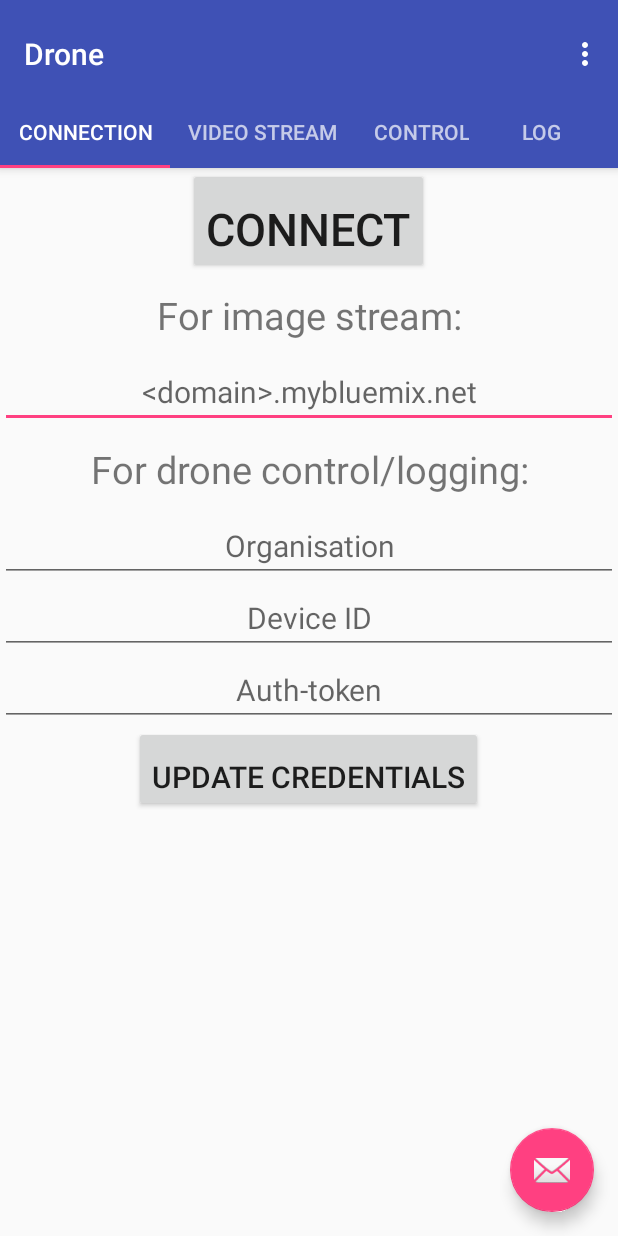
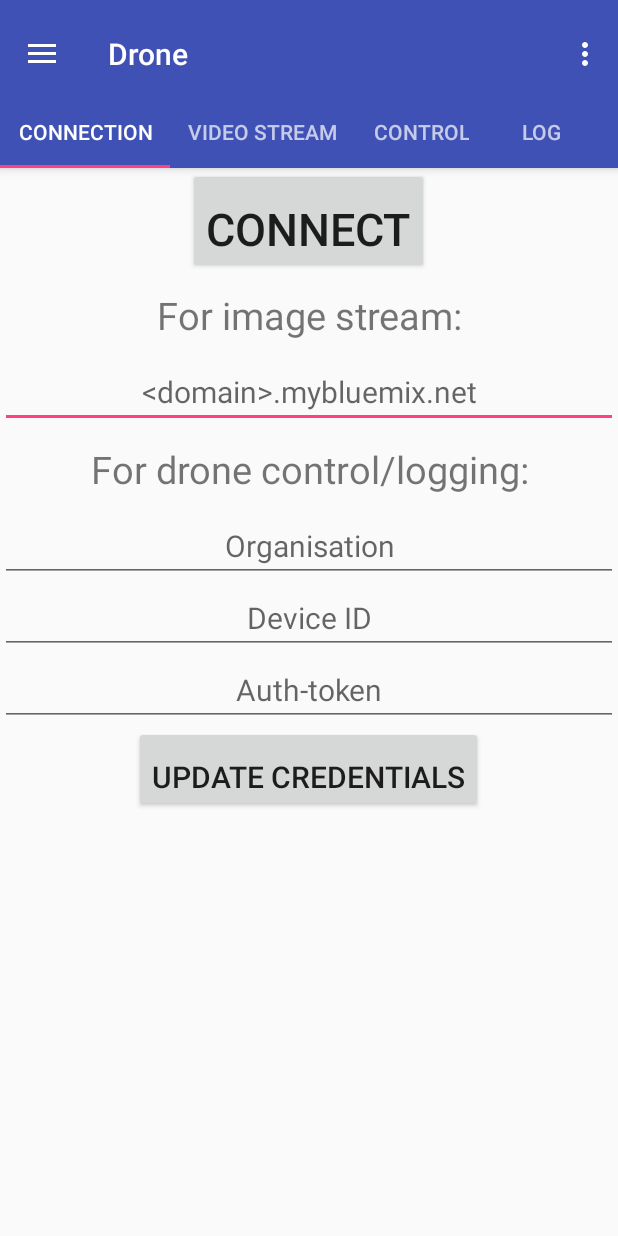
Before and after one commit to jake2184/drone_app, an Android app: the screen it shows after launch (MainActivity), on a phone screen of 412 x 824 dp. Run offline under Robolectric (Android 15) with nearby library versions, the phone set to English and light mode, and no system bars; libraries missing offline, so code that uses them is left out: com.koushikdutta.ion; pictures from the network do not load; 3 statements that could not run were skipped.

Commit message:
Added Navigation Drawer with list of pages

```diff
--- a/app/src/main/java/jake/imperial/drone/MainActivity.java
+++ b/app/src/main/java/jake/imperial/drone/MainActivity.java
@@ -1,8 +1,11 @@
 package jake.imperial.drone;
 
+import android.content.res.Configuration;
 import android.support.design.widget.TabLayout;
 import android.support.design.widget.FloatingActionButton;
 import android.support.design.widget.Snackbar;
+import android.support.v4.widget.DrawerLayout;
+import android.support.v7.app.ActionBarDrawerToggle;
 import android.support.v7.app.AppCompatActivity;
 import android.support.v7.widget.Toolbar;
 
@@ -14,6 +17,9 @@ import android.os.Bundle;
 import android.view.Menu;
 import android.view.MenuItem;
 import android.view.View;
+import android.widget.AdapterView;
+import android.widget.ArrayAdapter;
+import android.widget.ListView;
 
 import jake.imperial.drone.fragments.ConnectionFragment;
 import jake.imperial.drone.fragments.ControlFragment;
@@ -34,6 +40,10 @@ public class MainActivity extends AppCompatActivity {
     private SectionsPagerAdapter mSectionsPagerAdapter;
 
     private ViewPager mViewPager;
+    private String[] mPageTitles;
+    private DrawerLayout mDrawerLayout;
+    private ListView mDrawerList;
+    private ActionBarDrawerToggle mDrawerToggle;
 
     @Override
     protected void onCreate(Bundle savedInstanceState) {
@@ -62,6 +72,71 @@ public class MainActivity extends AppCompatActivity {
             }
         });
 
+        getActionBar().setDisplayHomeAsUpEnabled(true);
+        getActionBar().setHomeButtonEnabled(true);
+
+        mPageTitles = getResources().getStringArray(R.array.page_titles);
+        mDrawerLayout = (DrawerLayout) findViewById(R.id.drawer_layout);
+        mDrawerList = (ListView) findViewById(R.id.left_drawer);
+
+        // Set the adapter for the list view
+        mDrawerList.setAdapter(new ArrayAdapter<String>(this,
+                R.layout.drawer_item_single, mPageTitles));
+        // Set the list's click listener
+        mDrawerList.setOnItemClickListener(new DrawerItemClickListener());
+
+        mDrawerLayout = (DrawerLayout) findViewById(R.id.drawer_layout);
+        mDrawerToggle = new ActionBarDrawerToggle(this, mDrawerLayout, toolbar,
+                R.string.drawer_open, R.string.drawer_close){
+
+            public void onDrawerClosed(View view) {
+                super.onDrawerClosed(view);
+                //getActionBar().setTitle(mTitle);
+                invalidateOptionsMenu(); // creates call to onPrepareOptionsMenu()
+            }
+
+
+            public void onDrawerOpened(View drawerView) {
+                super.onDrawerOpened(drawerView);
+               // getActionBar().setTitle(mDrawerTitle);
+                invalidateOptionsMenu(); // creates call to onPrepareOptionsMenu()
+            }
+
+        };
+
+        mDrawerLayout.setDrawerListener(mDrawerToggle);
+
+    }
+
+    @Override
+    protected void onPostCreate(Bundle savedInstanceState) {
+        super.onPostCreate(savedInstanceState);
+        // Sync the toggle state after onRestoreInstanceState has occurred.
+        mDrawerToggle.syncState();
+    }
+
+    @Override
+    public void onConfigurationChanged(Configuration newConfig) {
+        super.onConfigurationChanged(newConfig);
+        mDrawerToggle.onConfigurationChanged(newConfig);
+    }
+
+    @Override
+    public boolean onPrepareOptionsMenu(Menu menu) {
+        // If the nav drawer is open, hide action items related to the content view
+        //boolean drawerOpen = mDrawerLayout.isDrawerOpen(mDrawerList);
+        //menu.findItem(R.id.action_websearch).setVisible(!drawerOpen);
+        return super.onPrepareOptionsMenu(menu);
+    }
+
+    private class DrawerItemClickListener implements ListView.OnItemClickListener{
+        @Override
+        public void onItemClick(AdapterView parent, View view, int position, long id){
+            // Change page
+            mViewPager.setCurrentItem(position);
+            mDrawerList.setItemChecked(position, true);
+            mDrawerLayout.closeDrawer(mDrawerList);
+        }
     }
 
 
--- a/app/src/main/res/layout/activity_main.xml
+++ b/app/src/main/res/layout/activity_main.xml
@@ -7,6 +7,12 @@
     android:layout_height="match_parent"
     android:fitsSystemWindows="true"
     tools:context="jake.imperial.drone.MainActivity">
+
+
+    <LinearLayout
+        android:layout_width="match_parent"
+        android:layout_height="match_parent"
+        android:orientation="vertical">
 
         <android.support.design.widget.AppBarLayout
             android:id="@+id/appbar"
@@ -33,6 +39,11 @@
 
         </android.support.design.widget.AppBarLayout>
 
+        <android.support.v4.widget.DrawerLayout
+            android:id="@+id/drawer_layout"
+            android:layout_width="match_parent"
+            android:layout_height="match_parent">
+
             <android.support.v4.view.ViewPager
                 android:id="@+id/container"
                 android:layout_width="match_parent"
@@ -47,4 +58,14 @@
                 android:layout_margin="@dimen/fab_margin"
                 android:src="@android:drawable/ic_dialog_email" />
 
+            <ListView android:id="@+id/left_drawer"
+                android:layout_width="240dp"
+                android:layout_height="match_parent"
+                android:layout_gravity="start"
+                android:choiceMode="singleChoice"
+                android:divider="@android:color/transparent"
+                android:dividerHeight="0dp"
+                android:background="?attr/colorPrimary"/>
+        </android.support.v4.widget.DrawerLayout>
+    </LinearLayout>
 </android.support.design.widget.CoordinatorLayout>
--- a/app/src/main/res/values/strings.xml
+++ b/app/src/main/res/values/strings.xml
@@ -9,4 +9,14 @@
     <string name="deviceID">Device ID</string>
     <string name="updateCreds">Update Credentials</string>
     <string name="connect">Connect</string>
+    <string name="drawer_open">Open?</string>
+    <string name="drawer_close">Closed?</string>
+
+    <string-array name="page_titles">
+        <item>Connection</item>
+        <item>Video</item>
+        <item>Control</item>
+        <item>Log</item>
+        <item>Map</item>
+    </string-array>
 </resources>
```
Also changed, not shown: app/src/main/res/layout/drawer_item.xml (added, +52 -0 lines), app/src/main/res/layout/drawer_item_single.xml (added, +14 -0 lines). Lines whose indentation alone changed are shown as unchanged.
